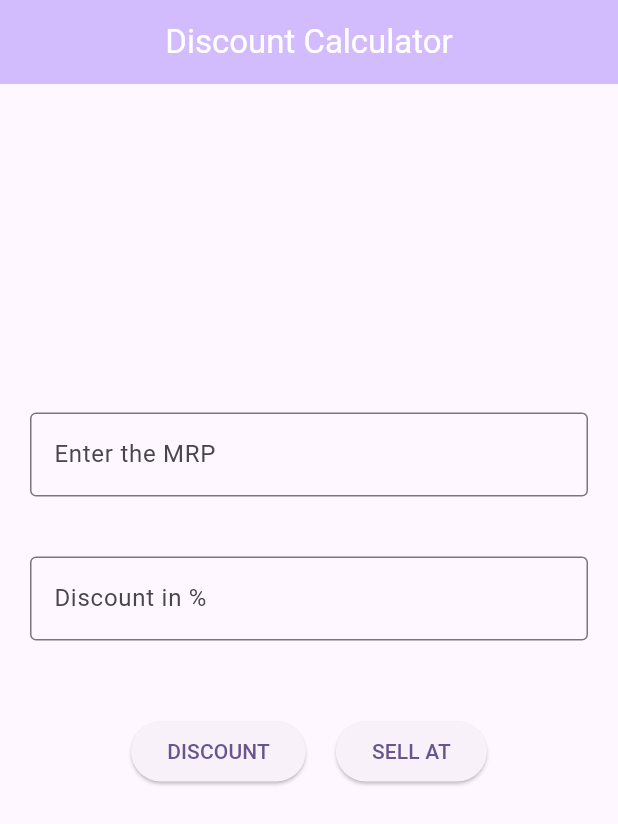
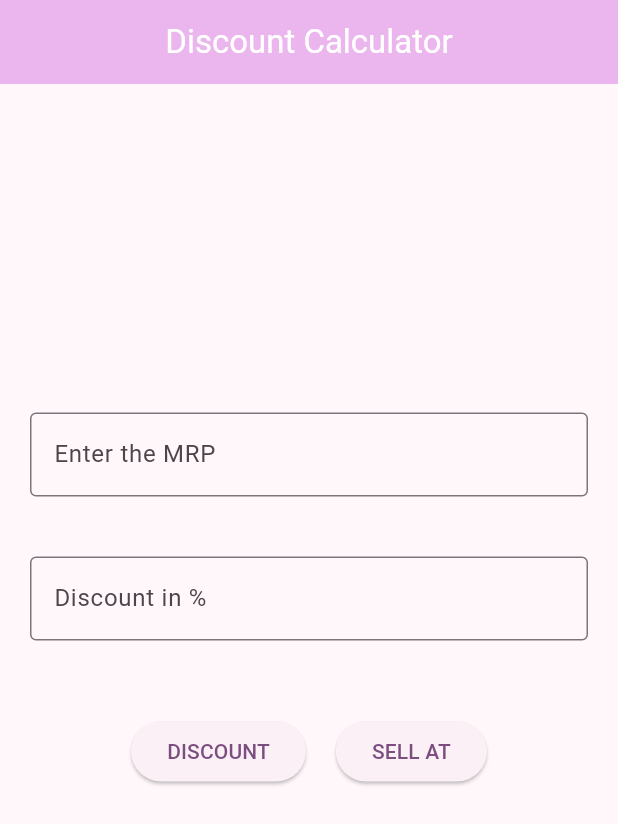
Before and after one commit to Maithili1997/calculate_offer_price, a Flutter app: the screen it shows after launch, on a phone screen of 412 x 824 dp. Shown: the top 824 px of the screen. Run offline on Flutter 3.47's test engine with Material 3 defaults, Android fonts, the phone set to English and light mode, and no system bars; our stand-ins replace get.

Commit message:
change to purple

```diff
--- a/lib/main.dart
+++ b/lib/main.dart
@@ -17,7 +17,7 @@ class MyApp extends StatelessWidget {
       debugShowCheckedModeBanner: false,
       title: 'Flutter Demo',
       theme: ThemeData(
-        colorScheme: ColorScheme.fromSeed(seedColor: Colors.deepPurple),
+        colorScheme: ColorScheme.fromSeed(seedColor: Colors.purple),
         useMaterial3: true,
       ),
       home: HomeScreen(),
```
